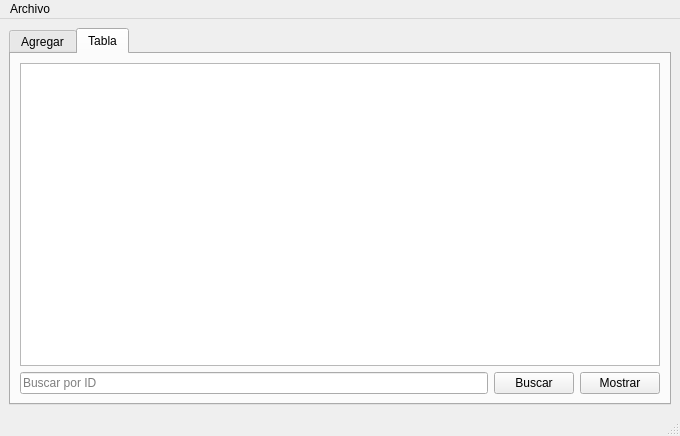
This is mainwindow.ui in EduardoUDG/Py_aplicacionQt5Ubuntu as Qt 5 draws it before an edit. The edited form follows.
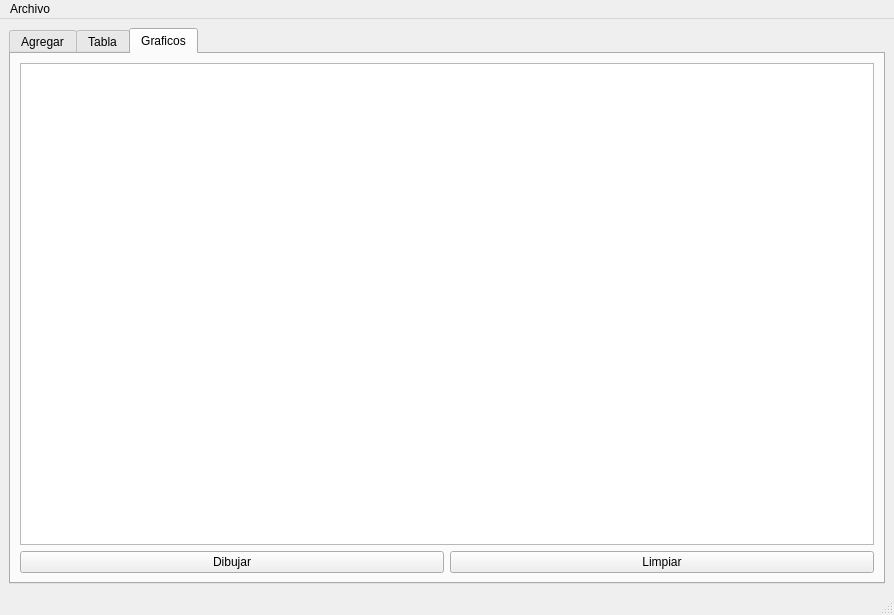
This is the edited form.

Diff of the .ui file:
```diff
--- a/mainwindow.ui
+++ b/mainwindow.ui
@@ -6,19 +6,19 @@
    <rect>
     <x>0</x>
     <y>0</y>
-    <width>680</width>
-    <height>436</height>
+    <width>894</width>
+    <height>615</height>
    </rect>
   </property>
   <property name="windowTitle">
    <string>MainWindow</string>
   </property>
   <widget class="QWidget" name="centralwidget">
-   <layout class="QGridLayout" name="gridLayout_3">
+   <layout class="QGridLayout" name="gridLayout_5">
     <item row="0" column="0">
      <widget class="QTabWidget" name="tabWidget">
       <property name="currentIndex">
-       <number>1</number>
+       <number>2</number>
       </property>
       <widget class="QWidget" name="tab">
        <attribute name="title">
@@ -266,6 +266,30 @@
         </item>
        </layout>
       </widget>
+      <widget class="QWidget" name="tab_3">
+       <attribute name="title">
+        <string>Graficos</string>
+       </attribute>
+       <layout class="QGridLayout" name="gridLayout_3">
+        <item row="0" column="0" colspan="2">
+         <widget class="QGraphicsView" name="graphicsView"/>
+        </item>
+        <item row="1" column="0">
+         <widget class="QPushButton" name="dibujar">
+          <property name="text">
+           <string>Dibujar</string>
+          </property>
+         </widget>
+        </item>
+        <item row="1" column="1">
+         <widget class="QPushButton" name="limpiar">
+          <property name="text">
+           <string>Limpiar</string>
+          </property>
+         </widget>
+        </item>
+       </layout>
+      </widget>
      </widget>
     </item>
    </layout>
@@ -275,7 +299,7 @@
     <rect>
      <x>0</x>
      <y>0</y>
-     <width>680</width>
+     <width>894</width>
      <height>22</height>
     </rect>
    </property>
```
